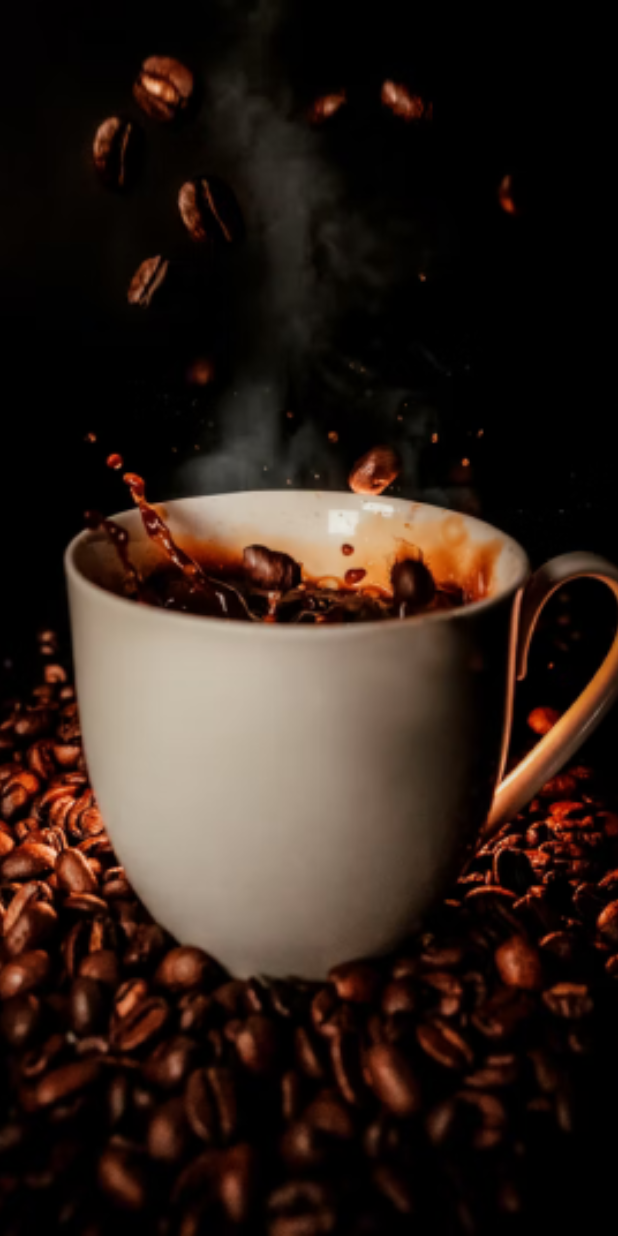
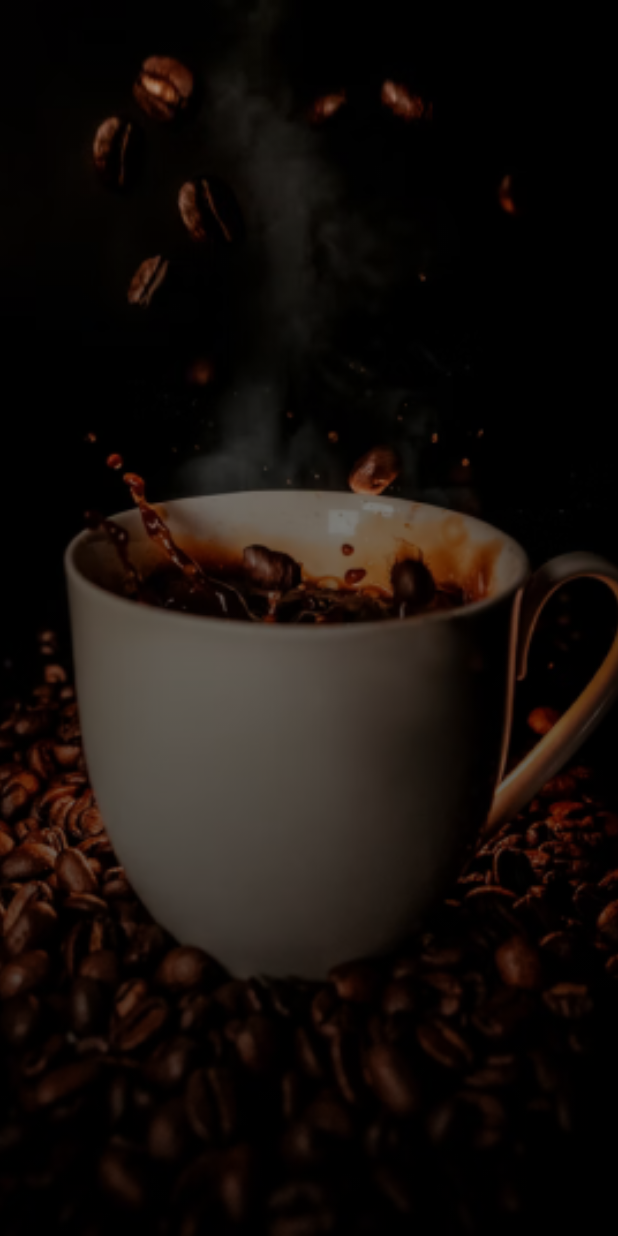
Before and after one commit to PedroH6/CoffeShop, a Flutter app: the screen it shows after launch, on a phone screen of 412 x 824 dp. Run offline on Flutter 3.47's test engine with Material 3 defaults, Android fonts, the phone set to English and light mode, and no system bars; missing offline and left inert: dart:ffi.

Commit message:
criando Overlay escuro para melhorar a legibilidade do texto

```diff
--- a/lib/pages/intro_page.dart
+++ b/lib/pages/intro_page.dart
@@ -18,7 +18,17 @@ class IntroPage extends StatelessWidget {
           ),
         ),
         child: Container(
-
+          // Overlay escuro para melhorar a legibilidade do texto
+          decoration: BoxDecoration(
+            gradient: LinearGradient(
+              begin: Alignment.topCenter,
+              end: Alignment.bottomCenter,
+              colors: [
+                Colors.black.withValues(alpha: 0.3),
+                Colors.black.withValues(alpha: 0.7),
+              ],
+            ),
+          ),
         ),
       ),
     );
```
